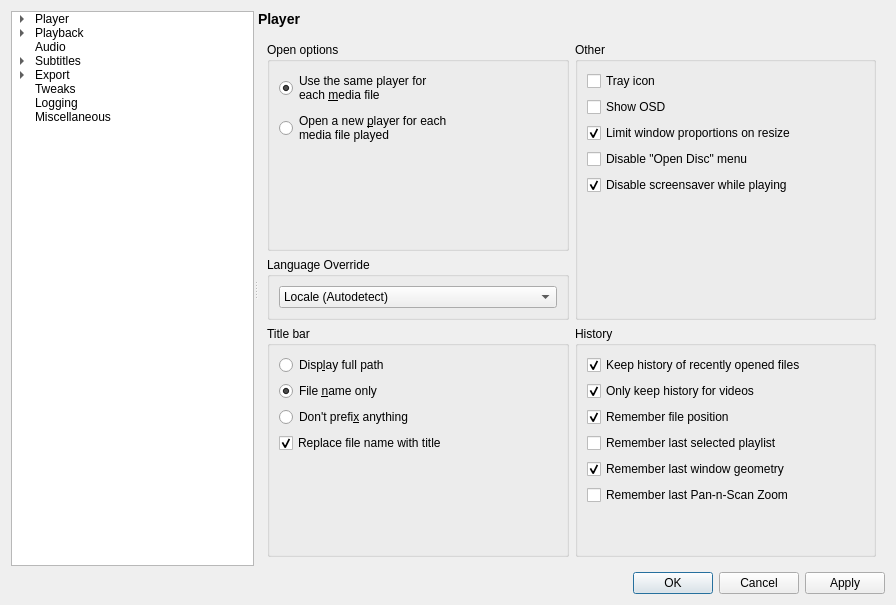
Qt form settingswindow.ui (mpc-qt/mpc-qt) before a commit.
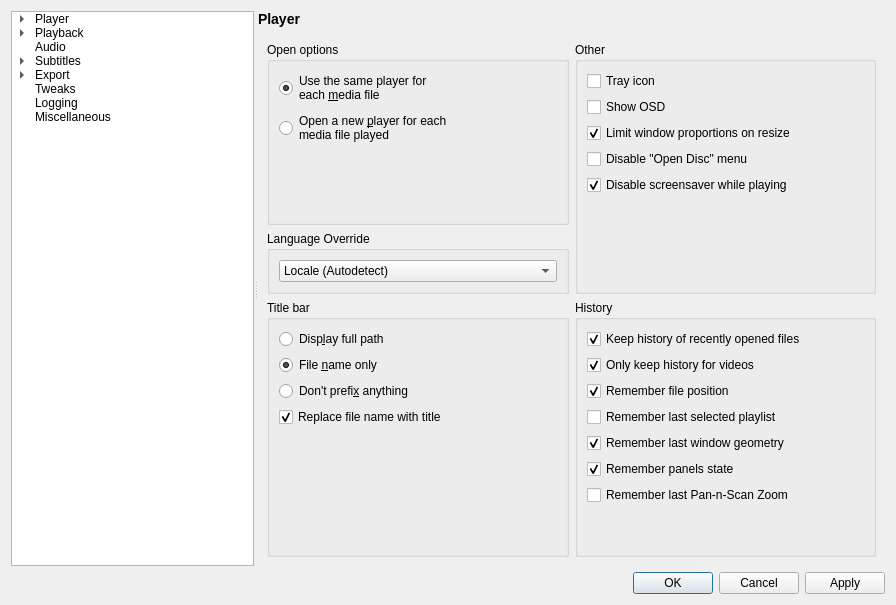
The same form after that commit. The open tabs and pages were chosen to show the change.

Commit message:
Add a setting to remember panels state
This allows saving the panels state without saving the window geometry
setting.
This also always remembers the window maximized state.

In Wayland mode, 4c058600b4e9760e2908081997962282fa5693ed disabled the
geometry settings.
This means that these settings can't be changed, but they were still
being followed for the panels and maximized state.

Remembering the playlist state still requires the auto zoom to be
enabled though, otherwise it's always hidden on start.

Fixes #301.

```diff
--- a/settingswindow.ui
+++ b/settingswindow.ui
@@ -234,6 +234,16 @@
                 </property>
                </widget>
               </item>
+              <item>
+               <widget class="QCheckBox" name="playerRememberPanels">
+                <property name="text">
+                 <string>Remember panels state</string>
+                </property>
+                <property name="checked">
+                 <bool>true</bool>
+                </property>
+               </widget>
+              </item>
               <item>
                <widget class="QCheckBox" name="playerRememberPanScanZoom">
                 <property name="text">
```
The commit also changes 6 other files.
